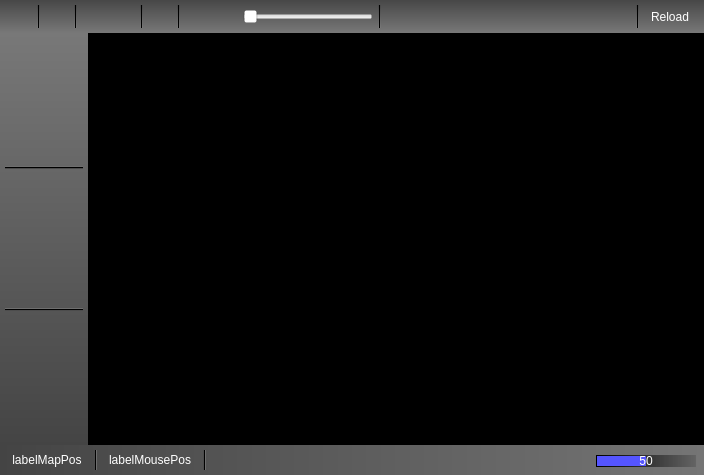
This is ground/src/plugins/opmap/opmap_widget.ui in openpilot/OpenPilot as Qt 5 draws it before an edit. The edited form follows.
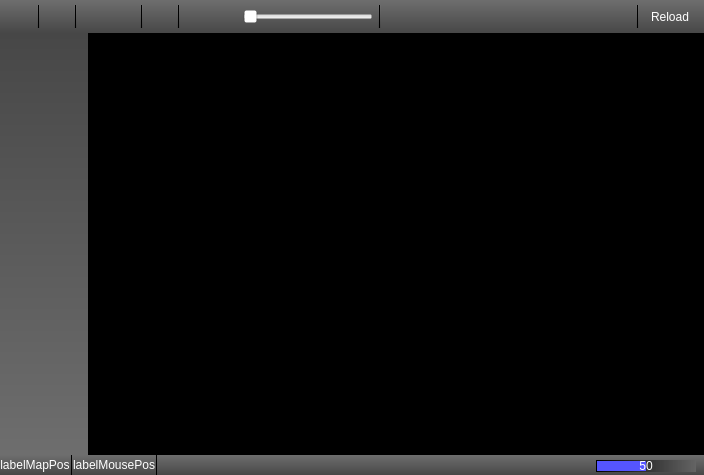
This is the edited form. Icons and pictures are not drawn.

Commit message: Slightly new look to the new map plug-in (button colours).

```diff
--- a/ground/src/plugins/opmap/opmap_widget.ui
+++ b/ground/src/plugins/opmap/opmap_widget.ui
@@ -58,7 +58,7 @@
         <bool>false</bool>
        </property>
        <property name="styleSheet">
-        <string notr="true">background-color: qlineargradient(spread:pad, x1:0.5, y1:0, x2:0.5, y2:1, stop:0 rgba(71, 71, 71, 255), stop:1 rgba(120, 120, 120, 255));</string>
+        <string notr="true">background-color: qlineargradient(spread:pad, x1:0.5, y1:0, x2:0.5, y2:1, stop:0 rgba(110, 110, 110, 255), stop:1 rgba(71, 71, 71, 255));</string>
        </property>
        <property name="frameShape">
         <enum>QFrame::NoFrame</enum>
@@ -105,7 +105,7 @@
              <string>Show/Hide Flight Controls</string>
             </property>
             <property name="styleSheet">
-             <string notr="true">background-color: rgba(71, 71, 71, 0);
+             <string notr="true">background-color: rgba(255, 255, 255, 0);
 color: rgb(255, 255, 255);</string>
             </property>
             <property name="text">
@@ -136,7 +136,7 @@
              <string>Find place</string>
             </property>
             <property name="styleSheet">
-             <string notr="true">background-color: rgba(71, 71, 71, 0);
+             <string notr="true">background-color: rgba(255, 255, 255, 0);
 color: rgb(255, 255, 255);
 </string>
             </property>
@@ -177,7 +177,7 @@
              <string>Center map over home position</string>
             </property>
             <property name="styleSheet">
-             <string notr="true">background-color: rgba(71, 71, 71, 0);
+             <string notr="true">background-color: rgba(255, 255, 255, 0);
 color: rgb(255, 255, 255);</string>
             </property>
             <property name="text">
@@ -207,7 +207,7 @@
              <string>Center map over UAV position</string>
             </property>
             <property name="styleSheet">
-             <string notr="true">background-color: rgba(71, 71, 71, 0);
+             <string notr="true">background-color: rgba(255, 255, 255, 0);
 color: rgb(255, 255, 255);</string>
             </property>
             <property name="text">
@@ -428,8 +428,8 @@
              <string>Reload map</string>
             </property>
             <property name="styleSheet">
-             <string notr="true">background-color: rgba(71, 71, 71, 0);
-color: rgb(255, 255, 255);</string>
+             <string notr="true">color: rgb(255, 255, 255);
+background-color: rgba(255, 255, 255, 0);</string>
             </property>
             <property name="text">
              <string>Reload</string>
@@ -484,7 +484,7 @@
         <bool>false</bool>
        </property>
        <property name="styleSheet">
-        <string notr="true">background-color: qlineargradient(spread:pad, x1:0, y1:0, x2:0, y2:1, stop:0 rgba(120, 120, 120, 255), stop:1 rgba(68, 68, 68, 255));</string>
+        <string notr="true">background-color: qlineargradient(spread:pad, x1:0, y1:0, x2:0, y2:1, stop:0 rgba(71, 71, 71, 255), stop:1 rgba(110, 110, 110, 255));</string>
        </property>
        <layout class="QVBoxLayout" name="verticalLayout_4">
         <property name="leftMargin">
@@ -532,16 +532,6 @@
           </property>
          </widget>
         </item>
-        <item>
-         <widget class="Line" name="line_9">
-          <property name="frameShadow">
-           <enum>QFrame::Plain</enum>
-          </property>
-          <property name="orientation">
-           <enum>Qt::Horizontal</enum>
-          </property>
-         </widget>
-        </item>
         <item>
          <widget class="QToolButton" name="toolButtonHoldPosition">
           <property name="toolTip">
@@ -569,16 +559,6 @@
           </property>
          </widget>
         </item>
-        <item>
-         <widget class="Line" name="line_10">
-          <property name="frameShadow">
-           <enum>QFrame::Plain</enum>
-          </property>
-          <property name="orientation">
-           <enum>Qt::Horizontal</enum>
-          </property>
-         </widget>
-        </item>
         <item>
          <widget class="QToolButton" name="toolButtonGo">
           <property name="toolTip">
@@ -656,7 +636,7 @@
         </size>
        </property>
        <property name="styleSheet">
-        <string notr="true">background-color: qlineargradient(spread:pad, x1:0, y1:0, x2:1, y2:0, stop:0 rgba(68, 68, 68, 255), stop:1 rgba(117, 117, 117, 255));</string>
+        <string notr="true">background-color: qlineargradient(spread:pad, x1:0.5, y1:0, x2:0.5, y2:1, stop:0 rgba(110, 110, 110, 255), stop:1 rgba(71, 71, 71, 255));</string>
        </property>
        <property name="frameShape">
         <enum>QFrame::NoFrame</enum>
@@ -668,25 +648,16 @@
         <property name="spacing">
          <number>0</number>
         </property>
-        <property name="leftMargin">
+        <property name="margin">
          <number>0</number>
         </property>
-        <property name="topMargin">
-         <number>5</number>
-        </property>
-        <property name="rightMargin">
-         <number>0</number>
-        </property>
-        <property name="bottomMargin">
-         <number>5</number>
-        </property>
         <item>
          <layout class="QHBoxLayout" name="layoutWidgetStatusBar">
           <property name="spacing">
-           <number>12</number>
+           <number>0</number>
           </property>
           <property name="leftMargin">
-           <number>12</number>
+           <number>0</number>
           </property>
           <property name="rightMargin">
            <number>8</number>
@@ -715,12 +686,18 @@
              <string notr="true">color: rgb(255, 255, 255);
 background-color: rgba(255, 255, 255, 0);</string>
             </property>
+            <property name="frameShape">
+             <enum>QFrame::NoFrame</enum>
+            </property>
             <property name="text">
              <string>labelMapPos</string>
             </property>
             <property name="alignment">
              <set>Qt::AlignCenter</set>
             </property>
+            <property name="margin">
+             <number>5</number>
+            </property>
            </widget>
           </item>
           <item>
@@ -763,6 +740,9 @@
             <property name="alignment">
              <set>Qt::AlignCenter</set>
             </property>
+            <property name="margin">
+             <number>5</number>
+            </property>
            </widget>
           </item>
           <item>
```
The commit also changes 1 other file.
